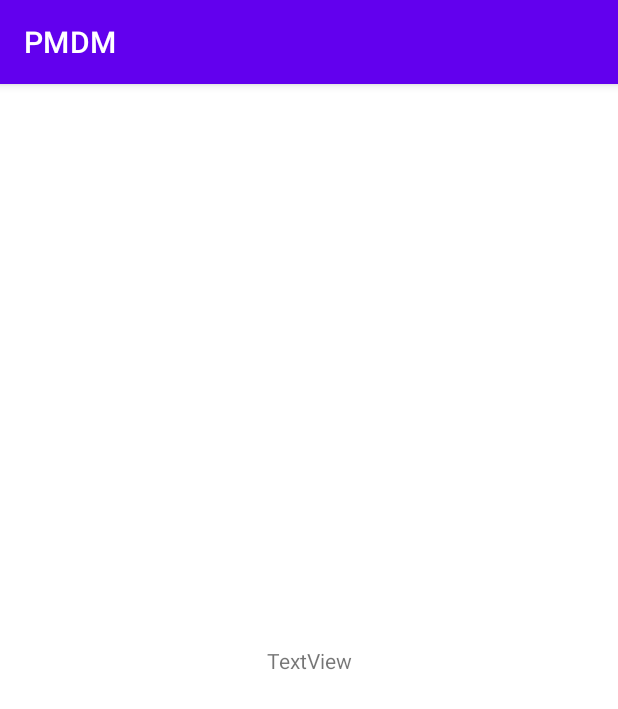
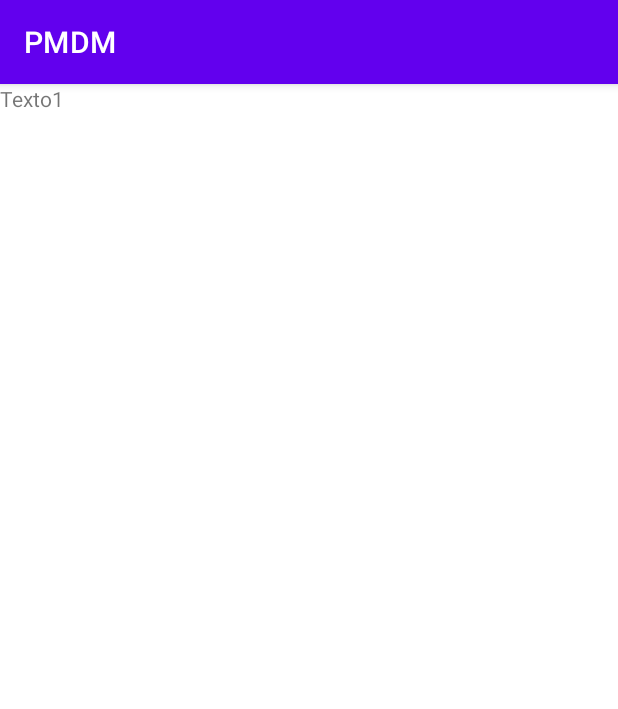
Before and after one commit to albertoag128/PMDM, an Android app: the screen it shows after launch (MainActivity), on a phone screen of 412 x 824 dp. Shown: the top 709 px of the screen. Run offline under Robolectric (Android 15) with nearby library versions, the phone set to English and light mode, and no system bars.

Commit message:
First exercise understanding the linear layout model as well as how to create new activities and linked them to a xml file

```diff
--- a/app/src/main/res/layout/activity_main.xml
+++ b/app/src/main/res/layout/activity_main.xml
@@ -1,5 +1,5 @@
 <?xml version="1.0" encoding="utf-8"?>
-<androidx.constraintlayout.widget.ConstraintLayout xmlns:android="http://schemas.android.com/apk/res/android"
+<LinearLayout xmlns:android="http://schemas.android.com/apk/res/android"
     xmlns:app="http://schemas.android.com/apk/res-auto"
     xmlns:tools="http://schemas.android.com/tools"
     android:layout_width="match_parent"
@@ -7,12 +7,12 @@
     tools:context=".MainActivity">
 
     <TextView
-        android:id="@+id/textView"
         android:layout_width="wrap_content"
         android:layout_height="wrap_content"
-        android:text="TextView"
+        android:text="Texto1"
         app:layout_constraintBottom_toBottomOf="parent"
         app:layout_constraintEnd_toEndOf="parent"
         app:layout_constraintStart_toStartOf="parent"
         app:layout_constraintTop_toTopOf="parent" />
-</androidx.constraintlayout.widget.ConstraintLayout>
+
+</LinearLayout>
```
Also changed, not shown: app/src/main/AndroidManifest.xml (+11 -0 lines), app/src/main/java/com/example/pmdm/presentation/Ut01Ex01.kt (added, +12 -0 lines).
